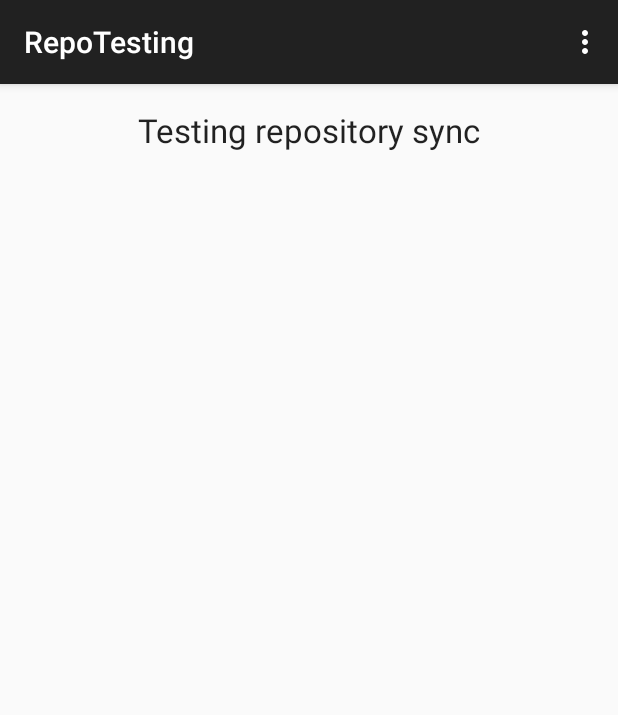
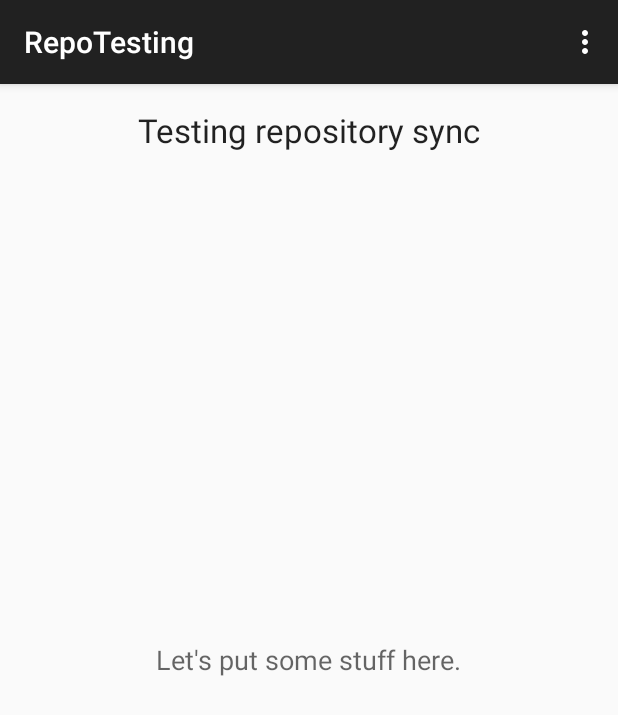
Before and after one commit to carlospienovi/RepoTesting, an Android app: the screen it shows after launch (MainActivity), on a phone screen of 412 x 824 dp. Shown: the top 715 px of the screen. Run offline under Robolectric (Android 15) with nearby library versions, the phone set to English and light mode, and no system bars.

Commit message:
Added a text view

```diff
--- a/app/src/main/res/layout/fragment_main.xml
+++ b/app/src/main/res/layout/fragment_main.xml
@@ -15,4 +15,13 @@
         android:textAppearance="?android:attr/textAppearanceLarge"
         android:gravity="center_horizontal"/>
 
+    <TextView
+        android:layout_width="wrap_content"
+        android:layout_height="wrap_content"
+        android:textAppearance="?android:attr/textAppearanceMedium"
+        android:text="@string/some_stuff"
+        android:id="@+id/textView"
+        android:layout_centerVertical="true"
+        android:layout_centerHorizontal="true"/>
+
 </RelativeLayout>
--- a/app/src/main/res/values/strings.xml
+++ b/app/src/main/res/values/strings.xml
@@ -6,5 +6,6 @@
     <string name="action_settings">Settings</string>
     <string name="string">TEST 2</string>
     <string name="ariel_test_string">More ikolomtest</string>
+    <string name="some_stuff">Let\'s put some stuff here.</string>
 
 </resources>
```
